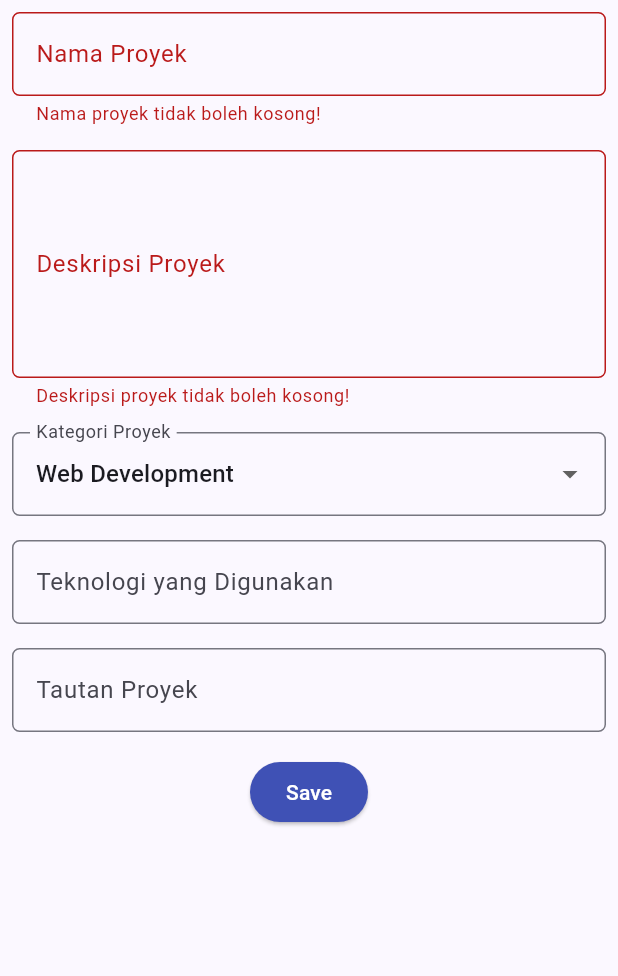
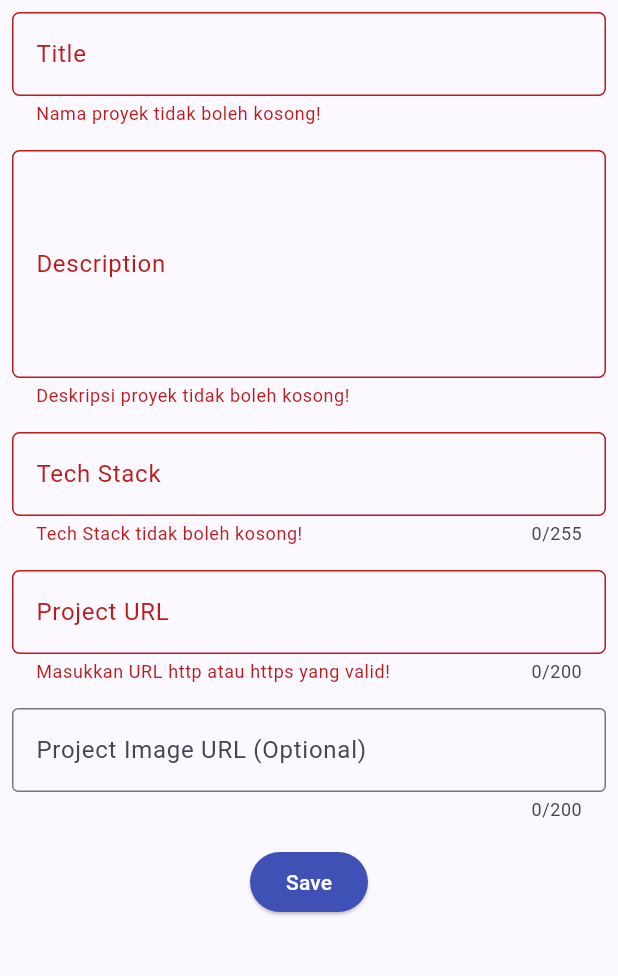
Before and after one commit to naila-husna/myportofolio_mobile, a Flutter app: the ProjectFormPage screen opened directly, after a tap on "Save", on a phone screen of 412 x 824 dp, the part 84-1060 px from its top. Run offline on Flutter 3.47's test engine with Material 3 defaults, Android fonts, the phone set to English and light mode, and no system bars; our stand-ins replace material_ui; generated files the repository leaves out were written again.

Commit message:
Integrate Flutter with project API and add CI

```diff
--- a/analysis_options.yaml
+++ b/analysis_options.yaml
@@ -11,6 +11,7 @@ include: package:flutter_lints/flutter.yaml
 
 analyzer:
   exclude:
+    - "**/*.g.dart"
     - build/**
     - android/**
     - ios/**
--- /dev/null
+++ b/lib/config.dart
@@ -0,0 +1,4 @@
+const String apiBaseUrl = String.fromEnvironment(
+  'API_BASE_URL',
+  defaultValue: 'http://10.0.2.2:8000',
+);
--- a/lib/main.dart
+++ b/lib/main.dart
@@ -1,16 +1,26 @@
 import 'package:material_ui/material_ui.dart';
 import 'package:myportofolio_mobile/screens/menu.dart';
+import 'package:myportofolio_mobile/services/api_client.dart';
+import 'package:myportofolio_mobile/services/auth_state.dart';
+import 'package:provider/provider.dart';
 
 void main() {
-  runApp(const MyApp());
+  runApp(MyApp(apiClient: ApiClient()));
 }
 
 class MyApp extends StatelessWidget {
-  const MyApp({super.key});
+  const MyApp({required this.apiClient, super.key});
+
+  final ApiClient apiClient;
 
   @override
   Widget build(BuildContext context) {
-    return MaterialApp(
+    return MultiProvider(
+      providers: [
+        Provider.value(value: apiClient),
+        ChangeNotifierProvider(create: (_) => AuthState(apiClient)),
+      ],
+      child: MaterialApp(
         title: 'MyPortfolio',
         theme: ThemeData(
           colorScheme: ColorScheme.fromSeed(
@@ -20,6 +30,7 @@ class MyApp extends StatelessWidget {
           useMaterial3: true,
         ),
         home: MyHomePage(),
+      ),
     );
   }
 }
--- /dev/null
+++ b/lib/models/project.dart
@@ -0,0 +1,29 @@
+import 'package:json_annotation/json_annotation.dart';
+
+part 'project.g.dart';
+
+@JsonSerializable(fieldRename: FieldRename.snake)
+class Project {
+  const Project({
+    this.id,
+    required this.title,
+    required this.description,
+    required this.techStack,
+    required this.projectUrl,
+    this.projectImageUrl = '',
+  });
+
+  factory Project.fromJson(Map<String, dynamic> json) =>
+      _$ProjectFromJson(json);
+
+  @JsonKey(includeToJson: false)
+  final String? id;
+  final String title;
+  final String description;
+  final String techStack;
+  final String projectUrl;
+  @JsonKey(defaultValue: '')
+  final String projectImageUrl;
+
+  Map<String, dynamic> toJson() => _$ProjectToJson(this);
+}
--- /dev/null
+++ b/lib/screens/project_detail_screen.dart
@@ -0,0 +1,41 @@
+import 'package:material_ui/material_ui.dart';
+import 'package:myportofolio_mobile/models/project.dart';
+
+class ProjectDetailScreen extends StatelessWidget {
+  const ProjectDetailScreen({required this.project, super.key});
+
+  final Project project;
+
+  @override
+  Widget build(BuildContext context) {
+    return Scaffold(
+      appBar: AppBar(title: Text(project.title)),
+      body: SingleChildScrollView(
+        padding: const EdgeInsets.all(16),
+        child: Column(
+          crossAxisAlignment: CrossAxisAlignment.start,
+          children: [
+            Text(
+              project.title,
+              style: Theme.of(context).textTheme.headlineSmall,
+            ),
+            const SizedBox(height: 12),
+            Text(project.description),
+            const SizedBox(height: 12),
+            Text('Tech Stack: ${project.techStack}'),
+            const SizedBox(height: 12),
+            SelectableText('Project URL: ${project.projectUrl}'),
+            if (project.projectImageUrl.isNotEmpty) ...[
+              const SizedBox(height: 16),
+              Image.network(
+                project.projectImageUrl,
+                errorBuilder: (context, error, stackTrace) =>
+                    const Text('Gambar tidak dapat dimuat.'),
+              ),
+            ],
+          ],
+        ),
+      ),
+    );
+  }
+}
--- a/lib/screens/project_form.dart
+++ b/lib/screens/project_form.dart
@@ -1,5 +1,10 @@
 import 'package:material_ui/material_ui.dart';
 import 'package:myportofolio_mobile/widgets/left_drawer.dart';
+import 'package:myportofolio_mobile/models/project.dart';
+import 'package:myportofolio_mobile/services/api_client.dart';
+import 'package:myportofolio_mobile/services/auth_state.dart';
+import 'package:myportofolio_mobile/widgets/auth_guard.dart';
+import 'package:provider/provider.dart';
 
 class ProjectFormPage extends StatefulWidget {
   const ProjectFormPage({super.key});
@@ -13,17 +18,106 @@ class _ProjectFormPageState extends State<ProjectFormPage> {
 
   String _projectName = "";
   String _description = "";
-  String _category = "Web Development"; // default
   String _technologies = "";
   String _projectLink = "";
 
-  final List<String> _categories = [
-    'Web Development',
-    'Mobile Development',
-    'Machine Learning',
-    'Data Science',
-    'Other',
-  ];
+  String _projectImageUrl = '';
+  bool _isSubmitting = false;
+
+  String? _validateUrl(String? value, {bool optional = false}) {
+    final text = value?.trim() ?? '';
+    if (optional && text.isEmpty) return null;
+    final uri = Uri.tryParse(text);
+    if (uri == null ||
+        uri.host.isEmpty ||
+        !['http', 'https'].contains(uri.scheme)) {
+      return 'Masukkan URL http atau https yang valid!';
+    }
+    return null;
+  }
+
+  Future<void> _submit() async {
+    if (!_formKey.currentState!.validate()) return;
+    if (!await ensureLoggedIn(context) || !mounted) return;
+    final auth = context.read<AuthState>();
+    final token = auth.token;
+    if (token == null) return;
+    setState(() => _isSubmitting = true);
+    try {
+      final project = await context.read<ApiClient>().createProject(
+        Project(
+          title: _projectName.trim(),
+          description: _description.trim(),
+          techStack: _technologies.trim(),
+          projectUrl: _projectLink.trim(),
+          projectImageUrl: _projectImageUrl.trim(),
+        ),
+        token: token,
+      );
+      if (!mounted) return;
+      await showDialog<void>(
+        context: context,
+        builder: (context) => AlertDialog(
+          title: const Text('Proyek berhasil ditambahkan!'),
+          content: SingleChildScrollView(
+            child: Column(
+              mainAxisSize: MainAxisSize.min,
+              crossAxisAlignment: CrossAxisAlignment.start,
+              children: [
+                Text('Nama Proyek: ${project.title}'),
+                Text('Deskripsi: ${project.description}'),
+                Text('Teknologi: ${project.techStack}'),
+                Text('Tautan: ${project.projectUrl}'),
+              ],
+            ),
+          ),
+          actions: [
+            TextButton(
+              onPressed: () => Navigator.pop(context),
+              child: const Text('OK'),
+            ),
+          ],
+        ),
+      );
+      if (!mounted) return;
+      _formKey.currentState!.reset();
+      _projectName = '';
+      _description = '';
+      _technologies = '';
+      _projectLink = '';
+      _projectImageUrl = '';
+    } on ApiException catch (error) {
+      if (!mounted) return;
+      if (error.statusCode == 401) {
+        try {
+          await auth.logout();
+        } catch (_) {}
+        if (!mounted) return;
+        await ensureLoggedIn(context);
+        if (!mounted) return;
+        ScaffoldMessenger.of(context).showSnackBar(
+          const SnackBar(
+            content: Text('Silakan tekan Save kembali setelah login.'),
+          ),
+        );
+      } else {
+        ScaffoldMessenger.of(context).showSnackBar(
+          SnackBar(
+            content: Text(
+              'Gagal menyimpan proyek (${error.statusCode}). Periksa isian dan izin akun.',
+            ),
+          ),
+        );
+      }
+    } catch (_) {
+      if (!mounted) return;
+      ScaffoldMessenger.of(context).showSnackBar(
+        const SnackBar(content: Text('Tidak dapat terhubung ke server.')),
+      );
+    } finally {
+      if (mounted) setState(() => _isSubmitting = false);
+    }
+  }
 
   @override
   Widget build(BuildContext context) {
@@ -46,7 +140,7 @@ class _ProjectFormPageState extends State<ProjectFormPage> {
                 child: TextFormField(
                   decoration: InputDecoration(
                     hintText: "Nama Proyek",
-                    labelText: "Nama Proyek",
+                    labelText: "Title",
                     border: OutlineInputBorder(
                       borderRadius: BorderRadius.circular(5.0),
                     ),
@@ -72,7 +166,7 @@ class _ProjectFormPageState extends State<ProjectFormPage> {
                   maxLines: 5,
                   decoration: InputDecoration(
                     hintText: "Deskripsi Proyek",
-                    labelText: "Deskripsi Proyek",
+                    labelText: "Description",
                     border: OutlineInputBorder(
                       borderRadius: BorderRadius.circular(5.0),
                     ),
@@ -91,41 +185,13 @@ class _ProjectFormPageState extends State<ProjectFormPage> {
                 ),
               ),
 
-              // === Category ===
-              Padding(
-                padding: const EdgeInsets.all(8.0),
-                child: DropdownButtonFormField<String>(
-                  isExpanded: true,
-                  decoration: InputDecoration(
-                    labelText: "Kategori Proyek",
-                    border: OutlineInputBorder(
-                      borderRadius: BorderRadius.circular(5.0),
-                    ),
-                  ),
-                  initialValue: _categories.first,
-                  items: _categories
-                      .map(
-                        (category) => DropdownMenuItem(
-                          value: category,
-                          child: Text(category),
-                        ),
-                      )
-                      .toList(),
-                  onChanged: (String? newValue) {
-                    setState(() {
-                      _category = newValue!;
-                    });
-                  },
-                ),
-              ),
-
               // === Technologies ===
               Padding(
                 padding: const EdgeInsets.all(8.0),
                 child: TextFormField(
                   decoration: InputDecoration(
                     hintText: "Contoh: Flutter, Django, Figma",
-                    labelText: "Teknologi yang Digunakan",
+                    labelText: "Tech Stack",
                     border: OutlineInputBorder(
                       borderRadius: BorderRadius.circular(5.0),
                     ),
@@ -135,6 +201,10 @@ class _ProjectFormPageState extends State<ProjectFormPage> {
                       _technologies = value!;
                     });
                   },
+                  maxLength: 255,
+                  validator: (value) => value == null || value.trim().isEmpty
+                      ? "Tech Stack tidak boleh kosong!"
+                      : null,
                 ),
               ),
 
@@ -143,8 +213,8 @@ class _ProjectFormPageState extends State<ProjectFormPage> {
                 padding: const EdgeInsets.all(8.0),
                 child: TextFormField(
                   decoration: InputDecoration(
-                    hintText: "URL Proyek (opsional)",
-                    labelText: "Tautan Proyek",
+                    hintText: "https://example.com",
+                    labelText: "Project URL",
                     border: OutlineInputBorder(
                       borderRadius: BorderRadius.circular(5.0),
                     ),
@@ -154,6 +224,22 @@ class _ProjectFormPageState extends State<ProjectFormPage> {
                       _projectLink = value!;
                     });
                   },
+                  maxLength: 200,
+                  keyboardType: TextInputType.url,
+                  validator: _validateUrl,
+                ),
+              ),
+              Padding(
+                padding: const EdgeInsets.all(8),
+                child: TextFormField(
+                  decoration: const InputDecoration(
+                    labelText: 'Project Image URL (Optional)',
+                    border: OutlineInputBorder(),
+                  ),
+                  keyboardType: TextInputType.url,
+                  maxLength: 200,
+                  onChanged: (value) => _projectImageUrl = value,
+                  validator: (value) => _validateUrl(value, optional: true),
                 ),
               ),
               // === Tombol Simpan ===
@@ -165,47 +251,7 @@ class _ProjectFormPageState extends State<ProjectFormPage> {
                     style: ButtonStyle(
                       backgroundColor: WidgetStateProperty.all(Colors.indigo),
                     ),
-                    onPressed: () {
-                      if (_formKey.currentState!.validate()) {
-                        showDialog(
-                          context: context,
-                          builder: (context) {
-                            return AlertDialog(
-                              title: const Text('Proyek berhasil ditambahkan!'),
-                              content: SingleChildScrollView(
-                                child: Column(
-                                  mainAxisSize: MainAxisSize.min,
-                                  crossAxisAlignment: CrossAxisAlignment.start,
-                                  children: [
-                                    Text('Nama Proyek: $_projectName'),
-                                    Text('Deskripsi: $_description'),
-                                    Text('Kategori: $_category'),
-                                    Text('Teknologi: $_technologies'),
-                                    Text('Tautan: $_projectLink'),
-                                  ],
-                                ),
-                              ),
-                              actions: [
-                                TextButton(
-                                  child: const Text('OK'),
-                                  onPressed: () {
-                                    Navigator.pop(context);
-                                    _formKey.currentState!.reset();
-                                    setState(() {
-                                      _projectName = "";
-                                      _description = "";
-                                      _category = "Web Development";
-                                      _technologies = "";
-                                      _projectLink = "";
-                                    });
-                                  },
-                                ),
-                              ],
-                            );
-                          },
-                        );
-                      }
-                    },
+                    onPressed: _isSubmitting ? null : _submit,
                     child: const Text(
                       "Save",
                       style: TextStyle(color: Colors.white),
--- /dev/null
+++ b/lib/services/api_client.dart
@@ -0,0 +1,86 @@
+import 'dart:convert';
+
+import 'package:http/http.dart' as http;
+import 'package:myportofolio_mobile/config.dart';
+import 'package:myportofolio_mobile/models/project.dart';
+
+class ApiException implements Exception {
+  const ApiException(this.statusCode, this.message);
+
+  final int statusCode;
+  final String message;
+
+  @override
+  String toString() => 'ApiException($statusCode): $message';
+}
+
+class ApiClient {
+  ApiClient({http.Client? client, this.baseUrl = apiBaseUrl})
+    : _client = client ?? http.Client();
+
+  final http.Client _client;
+  final String baseUrl;
+
+  Uri _uri(String path) => Uri.parse('$baseUrl$path');
+
+  Future<List<Project>> getProjects() async {
+    final response = await _client.get(
+      _uri('/api/v1/projects/'),
+      headers: const {'Accept': 'application/json'},
+    );
+    _ensureSuccess(response);
+    final decoded =
+        jsonDecode(utf8.decode(response.bodyBytes)) as List<dynamic>;
+    return decoded
+        .map((item) => Project.fromJson(item as Map<String, dynamic>))
+        .toList();
+  }
+
+  Future<Project> createProject(
+    Project project, {
+    required String token,
+  }) async {
+    final response = await _client.post(
+      _uri('/api/v1/projects/'),
+      headers: {
+        'Accept': 'application/json',
+        'Content-Type': 'application/json; charset=UTF-8',
+        'Authorization': 'Token $token',
+      },
+      body: jsonEncode(project.toJson()),
+    );
+    _ensureSuccess(response);
+    return Project.fromJson(
+      jsonDecode(utf8.decode(response.bodyBytes)) as Map<String, dynamic>,
+    );
+  }
+
+  Future<String> obtainToken(String username, String password) async {
+    final response = await _client.post(
+      _uri('/api/v1/auth/token/'),
+      headers: const {
+        'Accept': 'application/json',
+        'Content-Type': 'application/json; charset=UTF-8',
+      },
+      body: jsonEncode({'username': username, 'password': password}),
+    );
+    _ensureSuccess(response);
+    return (jsonDecode(response.body) as Map<String, dynamic>)['token']
+        as String;
+  }
+
+  Future<void> logout({required String token}) async {
+    final response = await _client.post(
+      _uri('/api/v1/auth/logout/'),
+      headers: {'Authorization': 'Token $token'},
+    );
+    _ensureSuccess(response);
+  }
+
+  void close() => _client.close();
+
+  void _ensureSuccess(http.Response response) {
+    if (response.statusCode >= 200 && response.statusCode < 300) return;
+    throw ApiException(response.statusCode, response.body);
+  }
+}
--- /dev/null
+++ b/lib/services/auth_state.dart
@@ -0,0 +1,30 @@
+import 'package:flutter/foundation.dart';
+import 'package:myportofolio_mobile/services/api_client.dart';
+
+class AuthState extends ChangeNotifier {
+  AuthState(this._apiClient, {String? initialToken}) : _token = initialToken;
+
+  final ApiClient _apiClient;
+  String? _token;
+
+  String? get token => _token;
+  bool get isLoggedIn => _token != null;
+
+  Future<void> login(String username, String password) async {
+    _token = await _apiClient.obtainToken(username, password);
+    notifyListeners();
+  }
+
+  Future<void> logout() async {
+    final current = _token;
+    if (current == null) return;
+    try {
+      await _apiClient.logout(token: current);
+    } on ApiException {
+      // The local session still ends if the token has already expired.
+    } finally {
+      _token = null;
+      notifyListeners();
+    }
+  }
+}
--- a/lib/widgets/left_drawer.dart
+++ b/lib/widgets/left_drawer.dart
@@ -2,12 +2,17 @@ import 'package:material_ui/material_ui.dart';
 import 'package:myportofolio_mobile/screens/menu.dart';
 import 'package:myportofolio_mobile/screens/project_form.dart';
 import 'package:myportofolio_mobile/screens/experience_form.dart';
+import 'package:myportofolio_mobile/screens/project_list_screen.dart';
+import 'package:myportofolio_mobile/services/auth_state.dart';
+import 'package:myportofolio_mobile/widgets/auth_guard.dart';
+import 'package:provider/provider.dart';
 
 class LeftDrawer extends StatelessWidget {
   const LeftDrawer({super.key});
 
   @override
   Widget build(BuildContext context) {
+    final isLoggedIn = context.watch<AuthState>().isLoggedIn;
     return Drawer(
       child: ListView(
         children: [
@@ -48,13 +53,44 @@ class LeftDrawer extends StatelessWidget {
           ListTile(
             leading: const Icon(Icons.add_circle_outline),
             title: const Text('Add Project'),
-            onTap: () {
+            onTap: () async {
+              if (!await ensureLoggedIn(context) || !context.mounted) return;
               Navigator.pushReplacement(
                 context,
                 MaterialPageRoute(
                   builder: (context) => const ProjectFormPage(),
                 ),
               );
+            },
+          ),
+          ListTile(
+            leading: const Icon(Icons.folder_outlined),
+            title: const Text('Projects'),
+            onTap: () => Navigator.pushReplacement(
+              context,
+              MaterialPageRoute(
+                builder: (context) => const ProjectListScreen(),
+              ),
+            ),
+          ),
+          ListTile(
+            leading: Icon(isLoggedIn ? Icons.logout : Icons.login),
+            title: Text(isLoggedIn ? 'Logout' : 'Login'),
+            onTap: () async {
+              Navigator.pop(context);
+              if (!isLoggedIn) {
+                await ensureLoggedIn(context);
+                return;
+              }
+              try {
+                await context.read<AuthState>().logout();
+              } catch (_) {
+                // The local token is cleared by AuthState.
+              }
+              if (!context.mounted) return;
+              ScaffoldMessenger.of(
+                context,
+              ).showSnackBar(const SnackBar(content: Text('Berhasil logout.')));
             },
           ),
           ListTile(
--- a/pubspec.yaml
+++ b/pubspec.yaml
@@ -35,6 +35,9 @@ dependencies:
   # Use with the CupertinoIcons class for iOS style icons.
   cupertino_icons: ^1.0.8
   material_ui: ^1.11.1
+  http: ^1.6.0
+  provider: ^6.1.5+1
+  json_annotation: ^4.12.0
 
 dev_dependencies:
   flutter_test:
@@ -46,6 +49,8 @@ dev_dependencies:
   # package. See that file for information about deactivating specific lint
   # rules and activating additional ones.
   flutter_lints: ^6.0.0
+  build_runner: ^2.17.1
+  json_serializable: ^6.15.2
 
 # For information on the generic Dart part of this file, see the
 # following page: https://dart.dev/tools/pub/pubspec
```
Also changed, not shown: lib/screens/login_screen.dart (added, +95 -0 lines), lib/screens/menu.dart (+15 -8 lines), lib/screens/project_list_screen.dart (added, +106 -0 lines), lib/widgets/auth_guard.dart (added, +13 -0 lines), lib/widgets/project_card.dart (+27 -1 lines), .github/workflows/main.yaml (added), pubspec.lock, 4 other files. Lines whose indentation alone changed are shown as unchanged.
